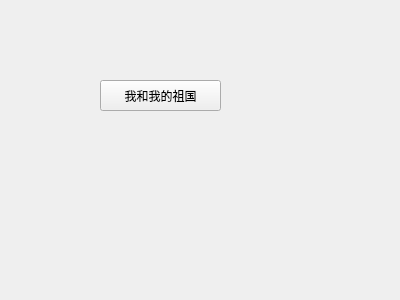
Qt form ui/ui01.ui (Youngcius/odmactor-gui) before a commit.
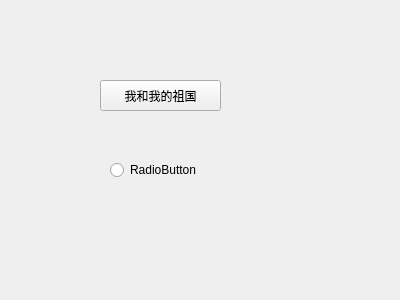
The same form after that commit.

Diff of the .ui file:
```diff
--- a/ui/ui01.ui
+++ b/ui/ui01.ui
@@ -26,6 +26,19 @@
     <string>我和我的祖国</string>
    </property>
   </widget>
+  <widget class="QRadioButton" name="radioButton">
+   <property name="geometry">
+    <rect>
+     <x>110</x>
+     <y>160</y>
+     <width>100</width>
+     <height>20</height>
+    </rect>
+   </property>
+   <property name="text">
+    <string>RadioButton</string>
+   </property>
+  </widget>
  </widget>
  <resources/>
  <connections>
```
